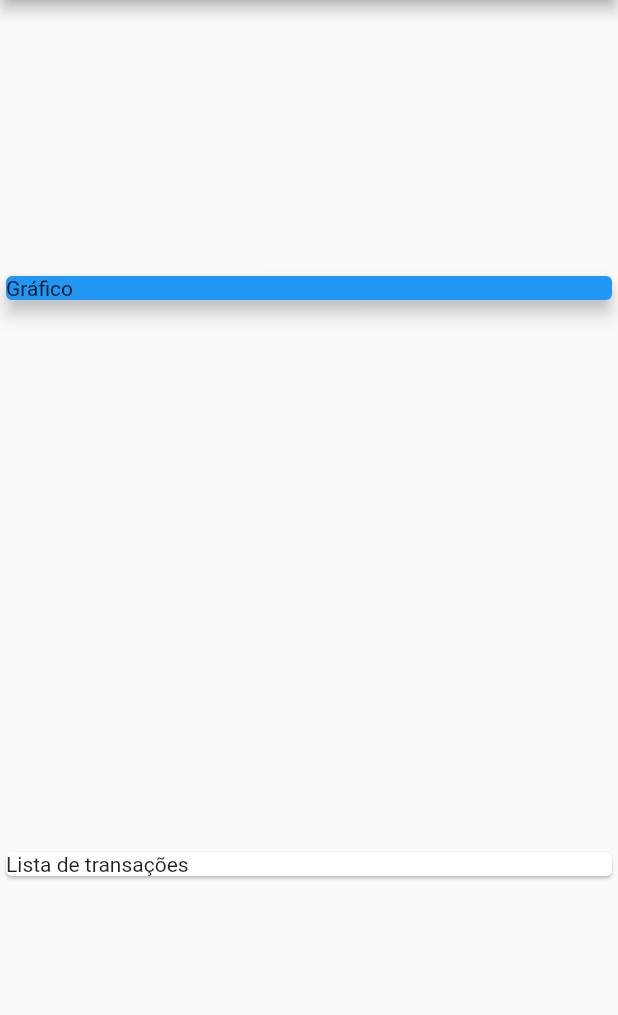
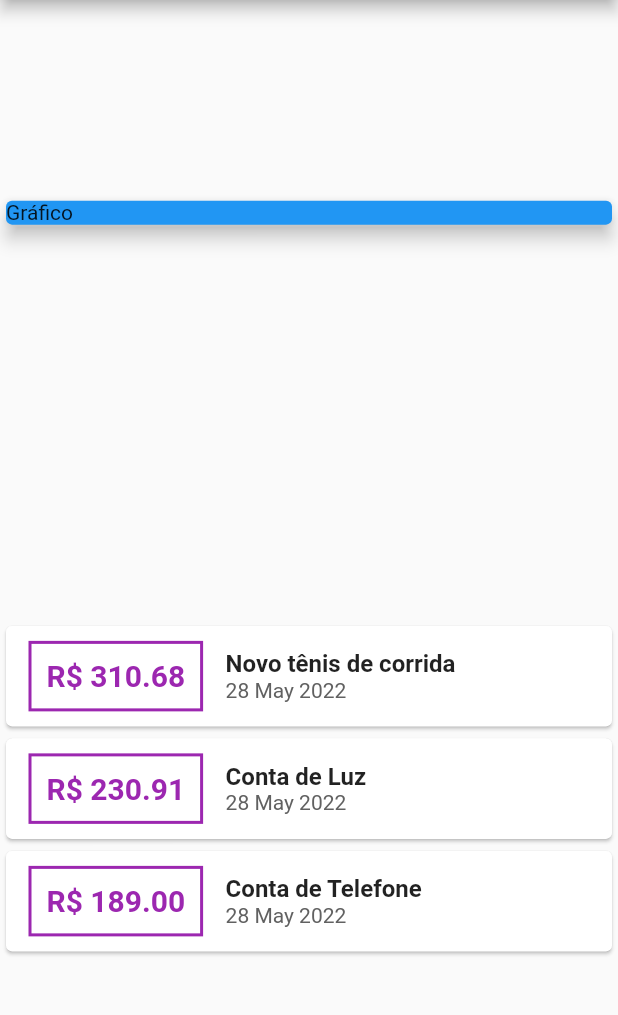
Before and after one commit to vjeremiasbraz/flutter_despesas_pessoais, a Flutter app: the screen it shows after launch, on a phone screen of 412 x 824 dp, the part 84-1099 px from its top. Run offline on Flutter 3.47's test engine with Material 2 defaults, Android fonts, the phone set to English and light mode, and no system bars.

Commit message:
Aula 101

```diff
--- a/lib/main.dart
+++ b/lib/main.dart
@@ -1,4 +1,6 @@
 import 'package:flutter/material.dart';
+import '/models/transaction.dart';
+import 'package:intl/intl.dart';
 
 main() => runApp(ExpensesApp());
 
@@ -10,6 +12,21 @@ class ExpensesApp extends StatelessWidget {
 }
 
 class MyHomePage extends StatelessWidget {
+  final _transaction = [
+    Transaction(
+        id: 't1',
+        title: 'Novo tênis de corrida',
+        value: 310.68,
+        date: DateTime.now()),
+    Transaction(
+        id: 't2', title: 'Conta de Luz', value: 230.91, date: DateTime.now()),
+    Transaction(
+        id: 't3',
+        title: 'Conta de Telefone',
+        value: 189.00,
+        date: DateTime.now()),
+  ];
+
   @override
   Widget build(BuildContext context) {
     return Scaffold(
@@ -27,7 +44,47 @@ class MyHomePage extends StatelessWidget {
                   elevation: 5,
                 ),
               ),
-              Card(child: Text('Lista de transações')),
+              Column(
+                children: _transaction.map((tr) {
+                  return Card(
+                    child: Row(
+                      children: <Widget>[
+                        Container(
+                            margin: EdgeInsets.symmetric(
+                                horizontal: 15, vertical: 10),
+                            decoration: BoxDecoration(
+                                border:
+                                    Border.all(color: Colors.purple, width: 2)),
+                            padding: EdgeInsets.all(10),
+                            child: Text(
+                              'R\$ ${tr.value.toStringAsFixed(2)}',
+                              style: TextStyle(
+                                fontWeight: FontWeight.bold,
+                                fontSize: 20,
+                                color: Colors.purple,
+                              ),
+                            )),
+                        Column(
+                          crossAxisAlignment: CrossAxisAlignment.start,
+                          children: <Widget>[
+                            Text(
+                              tr.title,
+                              style: TextStyle(
+                                  fontSize: 16, fontWeight: FontWeight.bold),
+                            ),
+                            Text(
+                              DateFormat('d MMM y').format(tr.date),
+                              style: TextStyle(
+                                color: Colors.grey[700],
+                              ),
+                            ),
+                          ],
+                        )
+                      ],
+                    ),
+                  );
+                }).toList(),
+              ),
             ]));
   }
 }
--- /dev/null
+++ b/lib/models/transaction.dart
@@ -0,0 +1,13 @@
+class Transaction {
+  final String id;
+  final String title;
+  final double value;
+  final DateTime date;
+
+  Transaction({
+    required this.id,
+    required this.title,
+    required this.value,
+    required this.date,
+  });
+}
```
Also changed, not shown: pubspec.yaml (+3 -4 lines), pubspec.lock.
